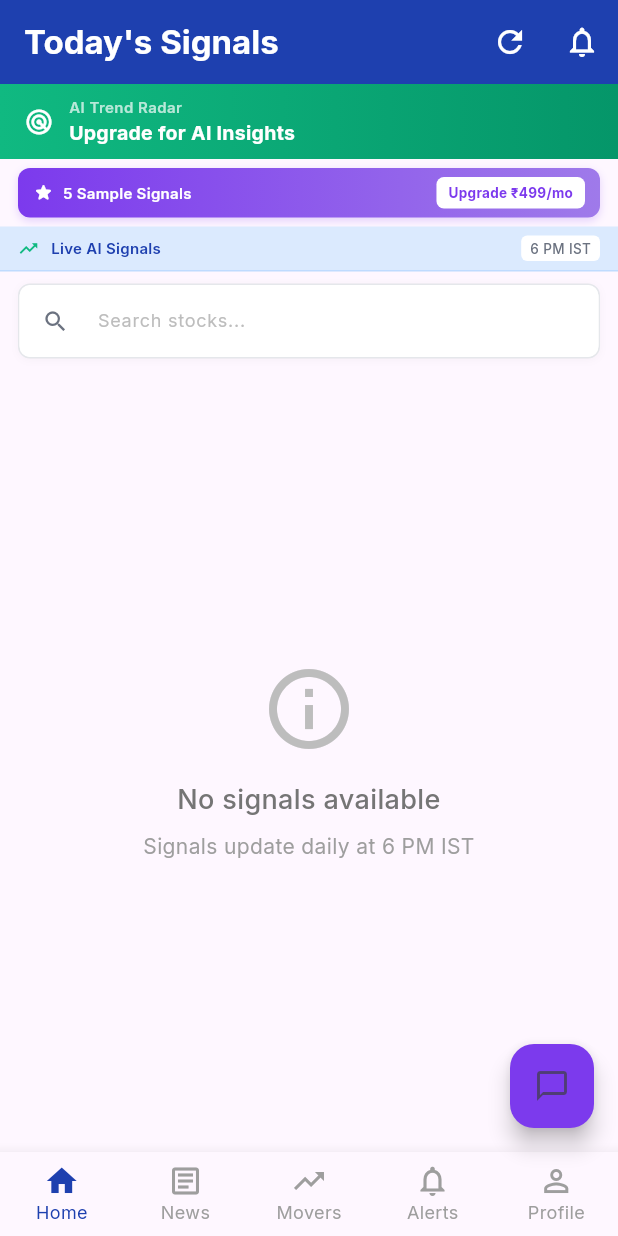
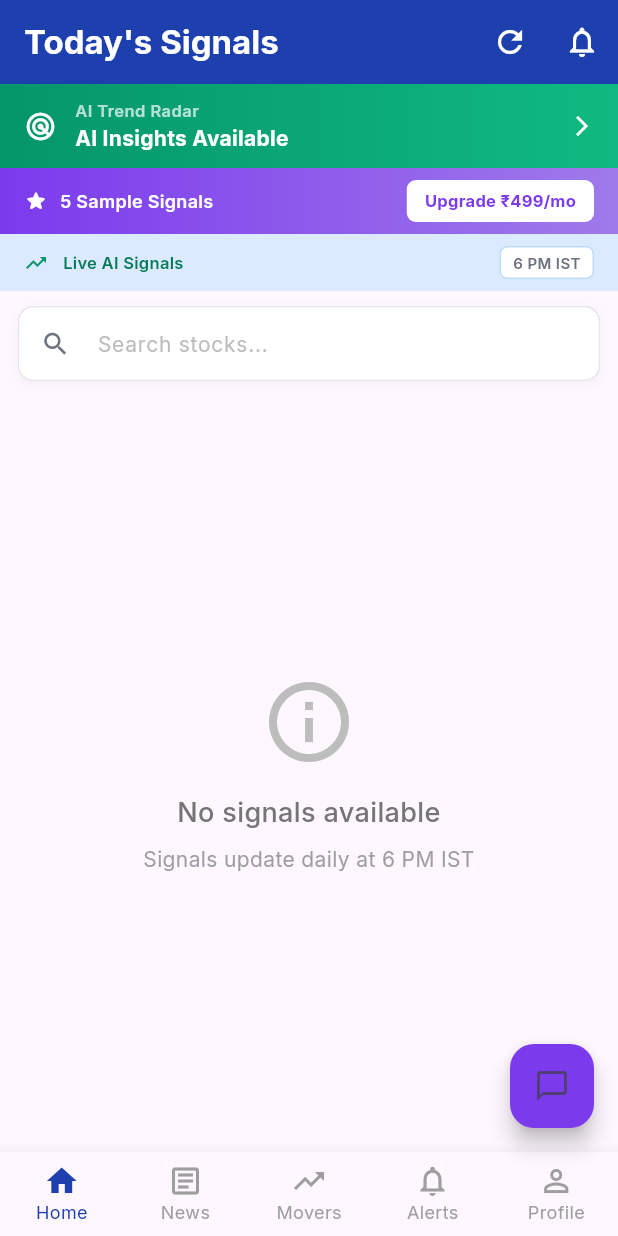
Before and after one commit to harishmani02-dotcom/AITradingUI, a Flutter app: the HomeScreen screen opened directly, on a phone screen of 412 x 824 dp. Run offline on Flutter 3.47's test engine with Material 3 defaults, Android fonts, the phone set to English and light mode, and no system bars; our stand-ins replace flutter_dotenv, google_fonts, supabase_flutter; missing offline and left inert: razorpay_flutter, webfeed; accounts and stored records are empty.

Commit message:
Update home_screen.dart

```diff
--- a/lib/screens/home_screen.dart
+++ b/lib/screens/home_screen.dart
@@ -248,15 +248,21 @@ class _HomeScreenState extends State<HomeScreen> {
         onRefresh: _handleRefresh,
         child: Column(
           children: [
-            // 1. PROFESSIONAL COMPACT TOP BANNER
-            Container(
+            // 1. AI TREND RADAR BANNER - Always visible, clickable for both users
+            GestureDetector(
+              onTap: () {
+                Navigator.of(context).push(
+                  MaterialPageRoute(builder: (_) => const AIChatScreen()),
+                );
+              },
+              child: Container(
                 width: double.infinity,
-              padding: const EdgeInsets.symmetric(horizontal: 16, vertical: 8),
+                padding: const EdgeInsets.symmetric(horizontal: 16, vertical: 10),
                 decoration: BoxDecoration(
                   gradient: LinearGradient(
                     colors: isPremium
                         ? [const Color(0xFF7C3AED), const Color(0xFF9F7AEA)]
-                      : [const Color(0xFF10B981), const Color(0xFF059669)],
+                        : [const Color(0xFF059669), const Color(0xFF10B981)],
                   ),
                 ),
                 child: Row(
@@ -264,9 +270,9 @@ class _HomeScreenState extends State<HomeScreen> {
                     Icon(
                       isPremium ? Icons.workspace_premium : Icons.radar,
                       color: Colors.white,
-                    size: 20,
+                      size: 22,
                     ),
-                  const SizedBox(width: 10),
+                    const SizedBox(width: 12),
                     Expanded(
                       child: Column(
                         crossAxisAlignment: CrossAxisAlignment.start,
@@ -274,19 +280,18 @@ class _HomeScreenState extends State<HomeScreen> {
                           Text(
                             isPremium ? 'Premium Active' : 'AI Trend Radar',
                             style: const TextStyle(
-                            fontSize: 10,
+                              fontSize: 11,
                               fontWeight: FontWeight.w600,
                               color: Colors.white70,
                               letterSpacing: 0.3,
                             ),
                           ),
-                        const SizedBox(height: 1),
                           Text(
                             isPremium
                                 ? 'Full Access Unlocked'
-                              : 'Upgrade for AI Insights',
+                                : 'AI Insights Available',
                             style: const TextStyle(
-                            fontSize: 13,
+                              fontSize: 14,
                               fontWeight: FontWeight.bold,
                               color: Colors.white,
                               letterSpacing: 0.2,
@@ -295,48 +300,40 @@ class _HomeScreenState extends State<HomeScreen> {
                         ],
                       ),
                     ),
-                  if (isPremium)
-                    const Icon(
-                      Icons.verified,
+                    Icon(
+                      isPremium ? Icons.verified : Icons.arrow_forward_ios,
                       color: Colors.white,
-                      size: 18,
+                      size: isPremium ? 20 : 16,
                     ),
                   ],
                 ),
               ),
+            ),
 
-            // 2. PROFESSIONAL COMPACT PREMIUM BANNER
+            // 2. UPGRADE BANNER - Only for non-premium users
             if (!isPremium)
               Container(
-                margin: const EdgeInsets.fromLTRB(12, 6, 12, 0),
-                padding: const EdgeInsets.symmetric(horizontal: 10, vertical: 6),
-                decoration: BoxDecoration(
-                  gradient: const LinearGradient(
+                width: double.infinity,
+                padding: const EdgeInsets.symmetric(horizontal: 16, vertical: 8),
+                decoration: const BoxDecoration(
+                  gradient: LinearGradient(
                     colors: [Color(0xFF7C3AED), Color(0xFF9F7AEA)],
                   ),
-                  borderRadius: BorderRadius.circular(8),
-                  boxShadow: [
-                    BoxShadow(
-                      color: const Color(0xFF7C3AED).withOpacity(0.2),
-                      blurRadius: 4,
-                      offset: const Offset(0, 2),
-                    ),
-                  ],
                 ),
                 child: Row(
                   children: [
                     const Icon(
                       Icons.star_rounded,
                       color: Colors.white,
-                      size: 14
+                      size: 16
                     ),
-                    const SizedBox(width: 6),
+                    const SizedBox(width: 8),
                     const Expanded(
                       child: Text(
                         '5 Sample Signals',
                         style: TextStyle(
                           color: Colors.white,
-                          fontSize: 10,
+                          fontSize: 12,
                           fontWeight: FontWeight.w600,
                           letterSpacing: 0.2,
                         ),
@@ -356,21 +353,21 @@ class _HomeScreenState extends State<HomeScreen> {
                         backgroundColor: Colors.white,
                         foregroundColor: const Color(0xFF7C3AED),
                         padding: const EdgeInsets.symmetric(
-                          horizontal: 8,
-                          vertical: 4
+                          horizontal: 12,
+                          vertical: 6
                         ),
                         minimumSize: Size.zero,
                         tapTargetSize: MaterialTapTargetSize.shrinkWrap,
                         elevation: 0,
                         shape: RoundedRectangleBorder(
-                          borderRadius: BorderRadius.circular(5),
+                          borderRadius: BorderRadius.circular(6),
                         ),
                       ),
                       child: const Text(
                         'Upgrade ₹499/mo',
                         style: TextStyle(
                           fontWeight: FontWeight.bold,
-                          fontSize: 9,
+                          fontSize: 11,
                           letterSpacing: 0.2,
                         ),
                       ),
@@ -379,23 +376,14 @@ class _HomeScreenState extends State<HomeScreen> {
                 ),
               ),
 
-            // 3. PROFESSIONAL COMPACT STATUS BAR
+            // 3. STATUS BAR
             Container(
               width: double.infinity,
-              margin: const EdgeInsets.only(top: 6),
-              padding: const EdgeInsets.symmetric(horizontal: 12, vertical: 6),
+              padding: const EdgeInsets.symmetric(horizontal: 16, vertical: 8),
               decoration: BoxDecoration(
                 color: isPremium
                     ? const Color(0xFFF3E8FF)
                     : const Color(0xFFDBEAFE),
-                border: Border(
-                  bottom: BorderSide(
-                    color: isPremium
-                        ? const Color(0xFFE9D5FF)
-                        : const Color(0xFFBFDBFE),
-                    width: 1,
-                  ),
-                ),
               ),
               child: Row(
                 children: [
@@ -403,37 +391,42 @@ class _HomeScreenState extends State<HomeScreen> {
                     isPremium ? Icons.verified : Icons.trending_up,
                     color: isPremium
                         ? const Color(0xFF7C3AED)
-                        : const Color(0xFF10B981),
-                    size: 14,
+                        : const Color(0xFF059669),
+                    size: 16,
                   ),
-                  const SizedBox(width: 8),
+                  const SizedBox(width: 10),
                   Expanded(
                     child: Text(
                       isPremium
                           ? 'All Signals Unlocked'
                           : 'Live AI Signals',
                       style: TextStyle(
-                        fontSize: 10,
+                        fontSize: 11,
                         fontWeight: FontWeight.w600,
                         color: isPremium
                             ? const Color(0xFF7C3AED)
-                            : const Color(0xFF1E40AF),
+                            : const Color(0xFF047857),
                         letterSpacing: 0.2,
                       ),
                     ),
                   ),
                   Container(
-                    padding: const EdgeInsets.symmetric(horizontal: 6, vertical: 2),
+                    padding: const EdgeInsets.symmetric(horizontal: 8, vertical: 3),
                     decoration: BoxDecoration(
                       color: Colors.white,
-                      borderRadius: BorderRadius.circular(4),
+                      borderRadius: BorderRadius.circular(5),
+                      border: Border.all(
+                        color: isPremium
+                            ? const Color(0xFFE9D5FF)
+                            : const Color(0xFFBFDBFE),
+                      ),
                     ),
                     child: const Text(
                       '6 PM IST',
                       style: TextStyle(
-                        fontSize: 9,
+                        fontSize: 10,
                         color: Color(0xFF6B7280),
-                        fontWeight: FontWeight.w500,
+                        fontWeight: FontWeight.w600,
                       ),
                     ),
                   ),
@@ -441,18 +434,18 @@ class _HomeScreenState extends State<HomeScreen> {
               ),
             ),
 
-            // 4. PROFESSIONAL COMPACT SEARCH BAR
+            // 4. SEARCH BAR
             Container(
-              margin: const EdgeInsets.symmetric(horizontal: 12, vertical: 8),
+              margin: const EdgeInsets.symmetric(horizontal: 12, vertical: 10),
               decoration: BoxDecoration(
                 color: Colors.white,
-                borderRadius: BorderRadius.circular(8),
+                borderRadius: BorderRadius.circular(10),
                 border: Border.all(color: const Color(0xFFE5E7EB)),
                 boxShadow: [
                   BoxShadow(
-                    color: Colors.black.withOpacity(0.03),
-                    blurRadius: 4,
-                    offset: const Offset(0, 1),
+                    color: Colors.black.withOpacity(0.04),
+                    blurRadius: 6,
+                    offset: const Offset(0, 2),
                   ),
                 ],
               ),
@@ -460,27 +453,27 @@ class _HomeScreenState extends State<HomeScreen> {
                 controller: _searchController,
                 onChanged: _onSearchChanged,
                 style: const TextStyle(
-                  fontSize: 12,
+                  fontSize: 14,
                   fontWeight: FontWeight.w500,
                 ),
                 decoration: InputDecoration(
                   hintText: 'Search stocks...',
                   hintStyle: TextStyle(
                     color: Colors.grey[400],
-                    fontSize: 12,
+                    fontSize: 14,
                     fontWeight: FontWeight.w400,
                   ),
                   prefixIcon: const Icon(
                     Icons.search,
                     color: Color(0xFF6B7280),
-                    size: 18,
+                    size: 20,
                   ),
                   suffixIcon: _searchQuery.isNotEmpty
                       ? IconButton(
                           icon: const Icon(
                             Icons.close,
                             color: Color(0xFF9CA3AF),
-                            size: 16,
+                            size: 18,
                           ),
                           onPressed: _clearSearch,
                           padding: const EdgeInsets.all(8),
@@ -488,14 +481,14 @@ class _HomeScreenState extends State<HomeScreen> {
                         )
                       : null,
                   border: OutlineInputBorder(
-                    borderRadius: BorderRadius.circular(8),
+                    borderRadius: BorderRadius.circular(10),
                     borderSide: BorderSide.none,
                   ),
                   filled: true,
                   fillColor: Colors.white,
                   contentPadding: const EdgeInsets.symmetric(
-                    horizontal: 12,
-                    vertical: 10,
+                    horizontal: 14,
+                    vertical: 12,
                   ),
                   isDense: true,
                 ),
@@ -511,7 +504,7 @@ class _HomeScreenState extends State<HomeScreen> {
                     Text(
                       'Found ${filteredSignals.length} result${filteredSignals.length == 1 ? '' : 's'}',
                       style: const TextStyle(
-                        fontSize: 11,
+                        fontSize: 12,
                         color: Color(0xFF6B7280),
                         fontWeight: FontWeight.w500,
                       ),
@@ -527,29 +520,29 @@ class _HomeScreenState extends State<HomeScreen> {
                       ),
                       child: const Text(
                         'Clear',
-                        style: TextStyle(fontSize: 11, fontWeight: FontWeight.w600),
+                        style: TextStyle(fontSize: 12, fontWeight: FontWeight.w600),
                       ),
                     ),
                   ],
                 ),
               ),
-              const SizedBox(height: 6),
+              const SizedBox(height: 8),
             ],
 
-            // 5. PROFESSIONAL COMPACT SUMMARY STATS
+            // 5. SUMMARY STATS
             if (signalsProvider.signals.isNotEmpty && _searchQuery.isEmpty) ...[
               Container(
                 margin: const EdgeInsets.symmetric(horizontal: 12),
-                padding: const EdgeInsets.symmetric(horizontal: 12, vertical: 8),
+                padding: const EdgeInsets.symmetric(horizontal: 16, vertical: 10),
                 decoration: BoxDecoration(
                   color: Colors.white,
-                  borderRadius: BorderRadius.circular(8),
+                  borderRadius: BorderRadius.circular(10),
                   border: Border.all(color: const Color(0xFFE5E7EB)),
                   boxShadow: [
                     BoxShadow(
-                      color: Colors.black.withOpacity(0.02),
-                      blurRadius: 3,
-                      offset: const Offset(0, 1),
+                      color: Colors.black.withOpacity(0.03),
+                      blurRadius: 4,
+                      offset: const Offset(0, 2),
                     ),
                   ],
                 ),
@@ -559,32 +552,32 @@ class _HomeScreenState extends State<HomeScreen> {
                     _buildStatItem(
                       'Buy',
                       signalsProvider.buySignalsCount.toString(),
-                      const Color(0xFF10B981),
+                      const Color(0xFF059669),
                     ),
                     Container(
                       width: 1,
-                      height: 24,
+                      height: 28,
                       color: const Color(0xFFE5E7EB),
                     ),
                     _buildStatItem(
                       'Sell',
                       signalsProvider.sellSignalsCount.toString(),
-                      const Color(0xFFEF4444),
+                      const Color(0xFFDC2626),
                     ),
                     Container(
                       width: 1,
-                      height: 24,
+                      height: 28,
                       color: const Color(0xFFE5E7EB),
                     ),
                     _buildStatItem(
                       'Hold',
                       signalsProvider.holdSignalsCount.toString(),
-                      const Color(0xFF9CA3AF),
+                      const Color(0xFF6B7280),
                     ),
                   ],
                 ),
               ),
-              const SizedBox(height: 10),
+              const SizedBox(height: 12),
             ],
 
             // Signals List
@@ -663,17 +656,17 @@ class _HomeScreenState extends State<HomeScreen> {
         Text(
           value,
           style: TextStyle(
-            fontSize: 18,
+            fontSize: 20,
             fontWeight: FontWeight.bold,
             color: color,
             letterSpacing: 0.5,
           ),
         ),
-        const SizedBox(height: 2),
+        const SizedBox(height: 3),
         Text(
           label,
           style: const TextStyle(
-            fontSize: 10,
+            fontSize: 11,
             color: Color(0xFF6B7280),
             fontWeight: FontWeight.w500,
             letterSpacing: 0.3,
```
Lines whose indentation alone changed are shown as unchanged.
